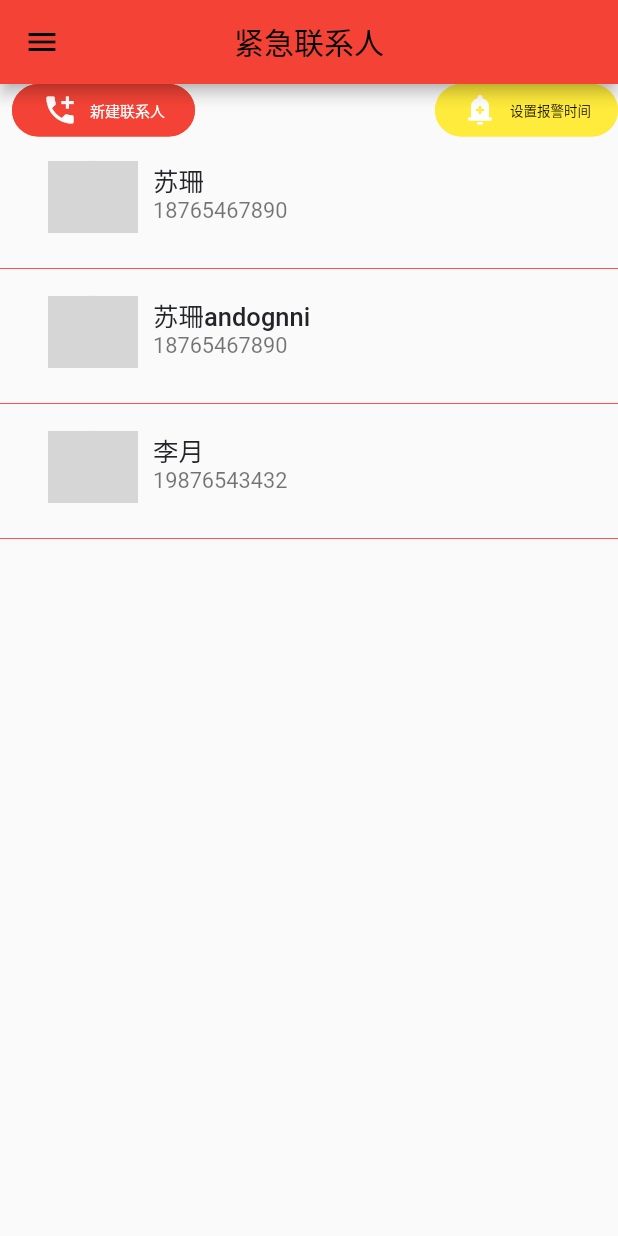
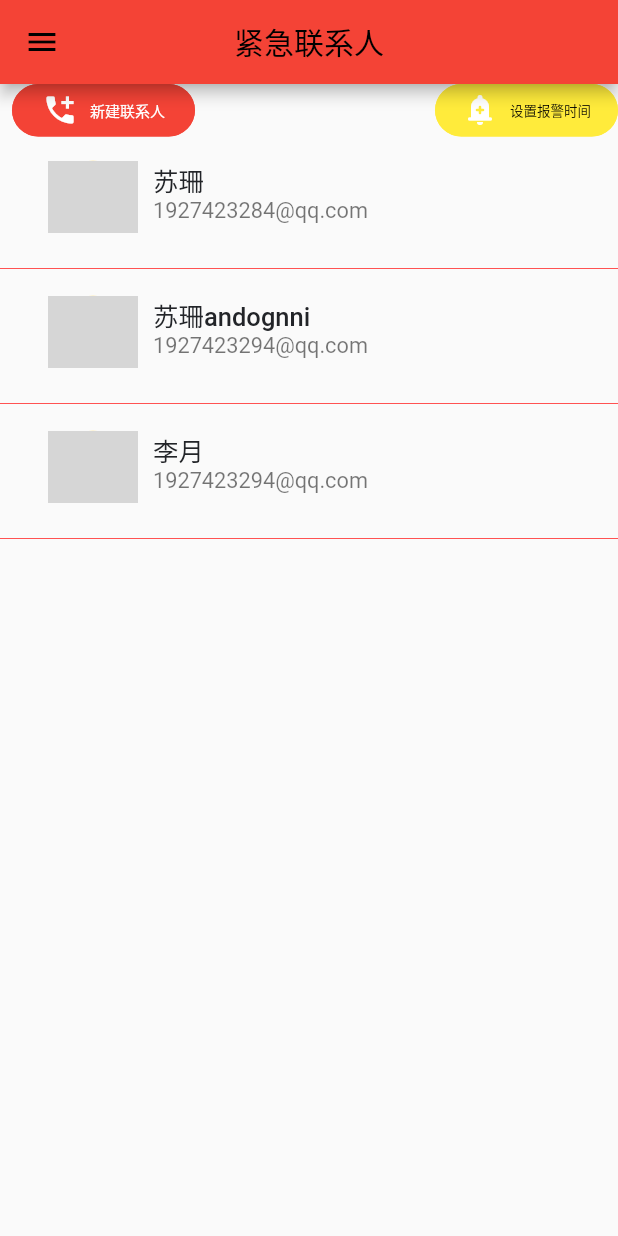
Before and after one commit to yizhi0202/recordYourday, a Flutter app: the emgContactPage screen opened directly, on a phone screen of 412 x 824 dp. Run offline on Flutter 3.47's test engine with Material 2 defaults, Android fonts, the phone set to English and light mode, and no system bars; drawn by our look-alikes of flutter_swipe_action_cell, getwidget; our stand-ins replace dio, flutter_speed_dial, flutter_swiper, font_awesome_flutter, image_gallery_saver, image_picker and 2 more; missing offline and left inert: cloudbase_auth, cloudbase_core, cloudbase_database, cloudbase_storage, fancy_bar, flutter_absolute_path and 7 more; accounts and stored records are empty; network calls fail; statements that could not run were skipped; grey boxes are pictures that could not be loaded.

```diff
--- a/lib/pages/tabs/emgContactPage.dart
+++ b/lib/pages/tabs/emgContactPage.dart
@@ -6,9 +6,11 @@ import 'package:flutter_swipe_action_cell/flutter_swipe_action_cell.dart';
 
 List<Widget> emgContactList = [
   emgContact(
-      name: '苏珊',
-      profilePhoto: 'https://www.itying.com/images/flutter/1.png',
-      phoneNumber: 18765467890),
+    name: '苏珊',
+    profilePhoto: 'https://www.itying.com/images/flutter/1.png',
+    phoneNumber: 18765467890,
+    email: '1927423284@qq.com',
+  ),
   emgContact(
       name: '苏珊andognni',
       profilePhoto: 'https://www.itying.com/images/flutter/2.png',
--- a/lib/res/module/emgContact/emgContact.dart
+++ b/lib/res/module/emgContact/emgContact.dart
@@ -4,6 +4,7 @@ import 'package:getwidget/getwidget.dart';
 class emgContact extends StatelessWidget {
   final String name;
   final int phoneNumber;
+  final String email;
   final String profilePhoto;
   final String comment;
 
@@ -12,6 +13,7 @@ class emgContact extends StatelessWidget {
       this.name = '',
       this.profilePhoto = 'https://www.itying.com/images/flutter/3.png',
       this.comment = '',
+      this.email = '1927423294@qq.com',
       this.phoneNumber = 19999999999})
       : super(key: key) {
     assert(phoneNumber >= 10000000000 && phoneNumber <= 19999999999);
@@ -24,11 +26,11 @@ class emgContact extends StatelessWidget {
         width: 120,
         child: GFListTile(
           avatar: GFAvatar(
-            backgroundImage: NetworkImage('${profilePhoto}'),
+            backgroundImage: NetworkImage('$profilePhoto'),
             size: 40.0,
           ),
-          titleText: '${name}',
-          subTitleText: '${phoneNumber}',
+          titleText: '$name',
+          subTitleText: '$email',
         ));
   }
 }
--- a/pubspec.yaml
+++ b/pubspec.yaml
@@ -76,9 +76,6 @@ flutter:
     - images/2.0x/forest.jpg
     - images/3.0x/forest.jpg
     - images/forest.jpg
-    - images/2.0x/locationphoto.jpeg
-    - images/3.0x/locationphoto.jpeg
-    - images/locationphoto.jpeg
     - images/
 
   # An image asset can refer to one or more resolution-specific "variants", see
```
Also changed, not shown: lib/pages/Under_PaceNote_Pages/paceNoteDetailPage.dart (+88 -4 lines).
